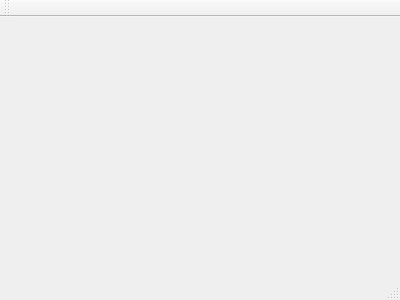
Before: the Qt Designer form v1/untitled/mainwindow.ui in miguelinux/ejemplos-qt5, drawn with Qt 5.
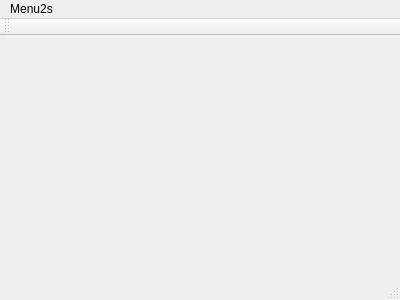
After: the same form once the commit is applied.

What changed in the file:
```diff
--- a/v1/untitled/mainwindow.ui
+++ b/v1/untitled/mainwindow.ui
@@ -12,13 +12,34 @@
   <property name="windowTitle" >
    <string>MainWindow</string>
   </property>
-  <widget class="QMenuBar" name="menuBar" />
-  <widget class="QToolBar" name="mainToolBar" />
-  <widget class="QWidget" name="centralWidget" />
-  <widget class="QStatusBar" name="statusBar" />
+  <widget class="QWidget" name="centralWidget"/>
+  <widget class="QMenuBar" name="menuBar">
+   <property name="geometry">
+    <rect>
+     <x>0</x>
+     <y>0</y>
+     <width>400</width>
+     <height>27</height>
+    </rect>
+   </property>
+   <widget class="QMenu" name="menuMenu">
+    <property name="title">
+     <string>Menu2s</string>
+    </property>
+   </widget>
+   <addaction name="menuMenu"/>
+  </widget>
+  <widget class="QToolBar" name="mainToolBar">
+   <attribute name="toolBarArea">
+    <enum>TopToolBarArea</enum>
+   </attribute>
+   <attribute name="toolBarBreak">
+    <bool>false</bool>
+   </attribute>
+  </widget>
+  <widget class="QStatusBar" name="statusBar"/>
  </widget>
- <layoutDefault spacing="6" margin="11" />
- <pixmapfunction></pixmapfunction>
+ <layoutdefault spacing="6" margin="11"/>
  <resources/>
  <connections/>
 </ui>
```
Left out of the diff: 7 changed lines with no effect on the pictures.
